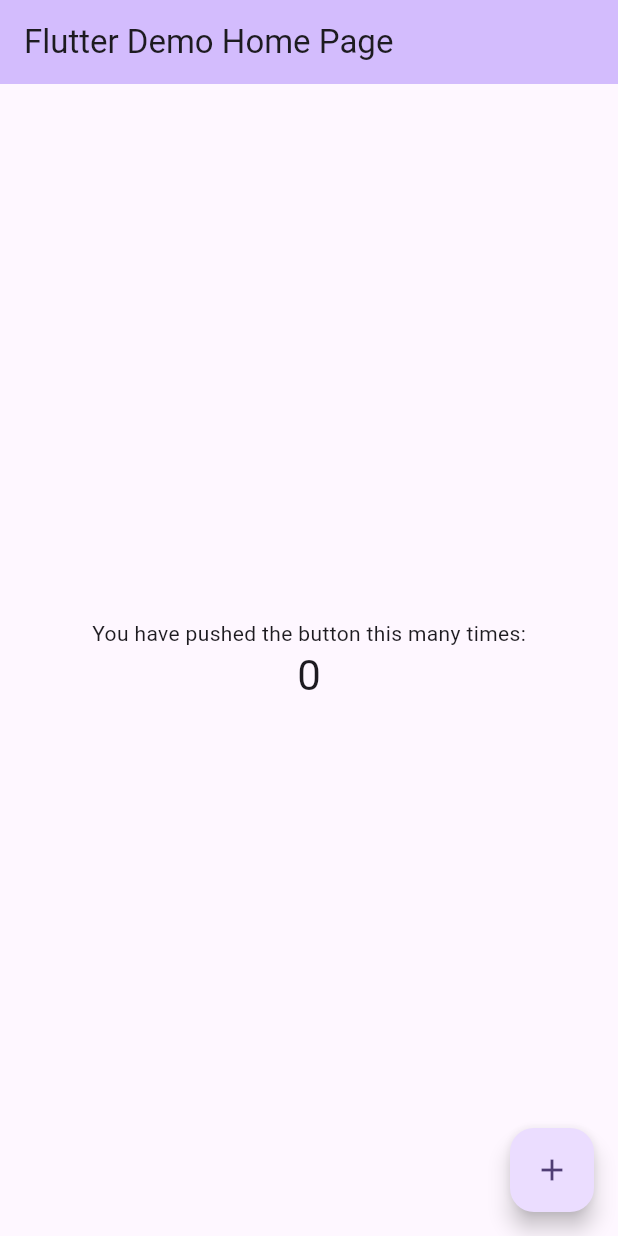
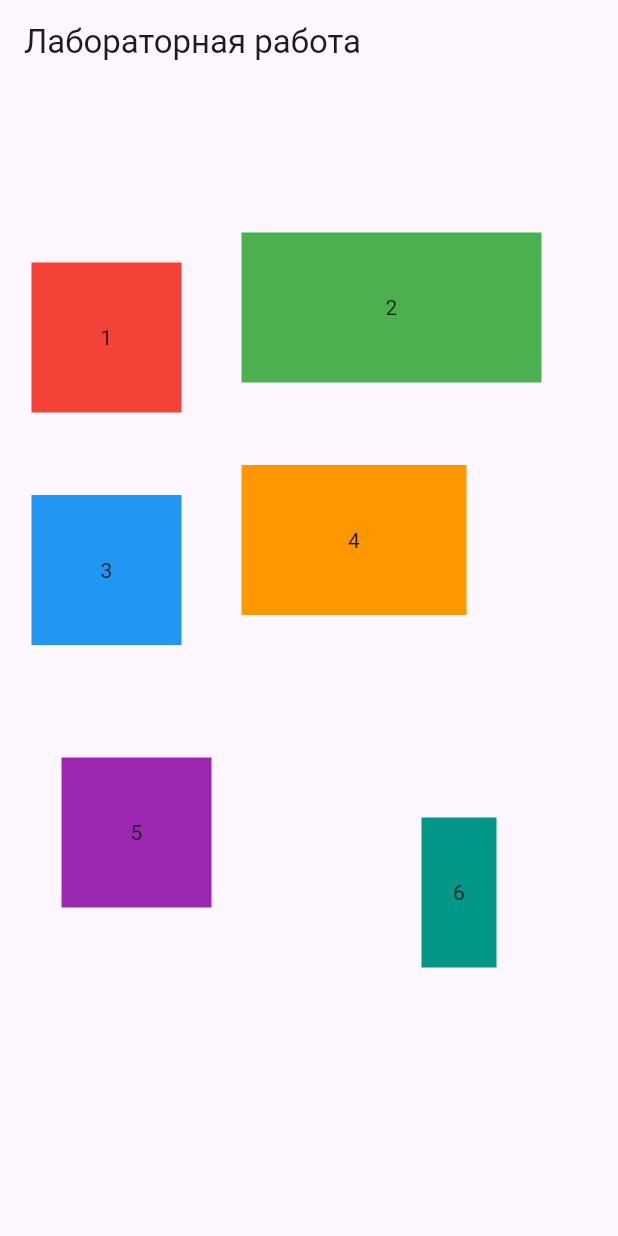
Before and after one commit to JollyDepp33/-flutter, a Flutter app: the screen it shows after launch, on a phone screen of 412 x 824 dp. Run offline on Flutter 3.47's test engine with Material 3 defaults, Android fonts, the phone set to English and light mode, and no system bars.

Commit message:
Лабораторная работа 2 Вариант 1 Wrap

```diff
--- a/lib/main.dart
+++ b/lib/main.dart
@@ -1,122 +1,47 @@
 import 'package:flutter/material.dart';
 
-void main() {
-  runApp(const MyApp());
+void main(){
+  runApp(MyApp());
 }
-
-class MyApp extends StatelessWidget {
-  const MyApp({super.key});
-
-  // This widget is the root of your application.
+class MyApp extends StatelessWidget{
   @override
-  Widget build(BuildContext context) {
+  Widget build(BuildContext context){
     return MaterialApp(
-      title: 'Flutter Demo',
-      theme: ThemeData(
-        // This is the theme of your application.
-        //
-        // TRY THIS: Try running your application with "flutter run". You'll see
-        // the application has a purple toolbar. Then, without quitting the app,
-        // try changing the seedColor in the colorScheme below to Colors.green
-        // and then invoke "hot reload" (save your changes or press the "hot
-        // reload" button in a Flutter-supported IDE, or press "r" if you used
-        // the command line to start the app).
-        //
-        // Notice that the counter didn't reset back to zero; the application
-        // state is not lost during the reload. To reset the state, use hot
-        // restart instead.
-        //
-        // This works for code too, not just values: Most code changes can be
-        // tested with just a hot reload.
-        colorScheme: .fromSeed(seedColor: Colors.deepPurple),
-      ),
-      home: const MyHomePage(title: 'Flutter Demo Home Page'),
+      home: Scaffold(
+        appBar: AppBar(
+          title: Text('Лабораторная работа'),
+          ),
+          body: MyHomePage(),
+          ),
     );
   }
 }
 
-class MyHomePage extends StatefulWidget {
-  const MyHomePage({super.key, required this.title});
 
-  // This widget is the home page of your application. It is stateful, meaning
-  // that it has a State object (defined below) that contains fields that affect
-  // how it looks.
 
-  // This class is the configuration for the state. It holds the values (in this
-  // case the title) provided by the parent (in this case the App widget) and
-  // used by the build method of the State. Fields in a Widget subclass are
-  // always marked "final".
-
-  final String title;
-
-  @override
-  State<MyHomePage> createState() => _MyHomePageState();
-}
-
-class _MyHomePageState extends State<MyHomePage> {
-  int _counter = 0;
-
-  void _incrementCounter() {
-    setState(() {
-      // This call to setState tells the Flutter framework that something has
-      // changed in this State, which causes it to rerun the build method below
-      // so that the display can reflect the updated values. If we changed
-      // _counter without calling setState(), then the build method would not be
-      // called again, and so nothing would appear to happen.
-      _counter++;
-    });
-  }
-
+class MyHomePage extends StatelessWidget {
   @override
   Widget build(BuildContext context) {
-    // This method is rerun every time setState is called, for instance as done
-    // by the _incrementCounter method above.
-    //
-    // The Flutter framework has been optimized to make rerunning build methods
-    // fast, so that you can just rebuild anything that needs updating rather
-    // than having to individually change instances of widgets.
-    return Scaffold(
-      appBar: AppBar(
-        // TRY THIS: Try changing the color here to a specific color (to
-        // Colors.amber, perhaps?) and trigger a hot reload to see the AppBar
-        // change color while the other colors stay the same.
-        backgroundColor: Theme.of(context).colorScheme.inversePrimary,
-        // Here we take the value from the MyHomePage object that was created by
-        // the App.build method, and use it to set our appbar title.
-        title: Text(widget.title),
-      ),
-      body: Center(
-        // Center is a layout widget. It takes a single child and positions it
-        // in the middle of the parent.
-        child: Column(
-          // Column is also a layout widget. It takes a list of children and
-          // arranges them vertically. By default, it sizes itself to fit its
-          // children horizontally, and tries to be as tall as its parent.
-          //
-          // Column has various properties to control how it sizes itself and
-          // how it positions its children. Here we use mainAxisAlignment to
-          // center the children vertically; the main axis here is the vertical
-          // axis because Columns are vertical (the cross axis would be
-          // horizontal).
-          //
-          // TRY THIS: Invoke "debug painting" (choose the "Toggle Debug Paint"
-          // action in the IDE, or press "p" in the console), to see the
-          // wireframe for each widget.
-          mainAxisAlignment: .center,
-          children: [
-            const Text('You have pushed the button this many times:'),
-            Text(
-              '$_counter',
-              style: Theme.of(context).textTheme.headlineMedium,
-            ),
-          ],
-        ),
-      ),
-      floatingActionButton: FloatingActionButton(
-        onPressed: _incrementCounter,
-        tooltip: 'Increment',
-        child: const Icon(Icons.add),
-      ),
-    );
+    return Center(
+      child: Wrap(
+        spacing: 20,
+        runSpacing: 15,
+        children: [
+              Container(width: 100, height: 100, margin: EdgeInsets.all(20), padding: EdgeInsets.all(10), color: Colors.red, child: Center(child: Text('1'))),
+              Container(width: 200, height: 100, margin: EdgeInsets.all(0), padding: EdgeInsets.all(5), color: Colors.green, child: Center(child: Text('2'))),
+              Container(width: 100, height: 100, margin: EdgeInsets.all(20), padding: EdgeInsets.all(15), color: Colors.blue, child: Center(child: Text('3'))),
+              Container(width: 150, height: 100, margin: EdgeInsets.all(0), padding: EdgeInsets.all(20), color: Colors.orange, child: Center(child: Text('4'))),
+              Container(width: 100, height: 100, margin: EdgeInsets.all(40), padding: EdgeInsets.all(0), color: Colors.purple, child: Center(child: Text('5'))),
+              Container(width: 50, height: 100, margin: EdgeInsets.all(80), padding: EdgeInsets.all(20), color: Colors.teal, child: Center(child: Text('6'))),
+
+
+
+
+
+      ],
+  ),
+);
+
+
   }
 }
```
